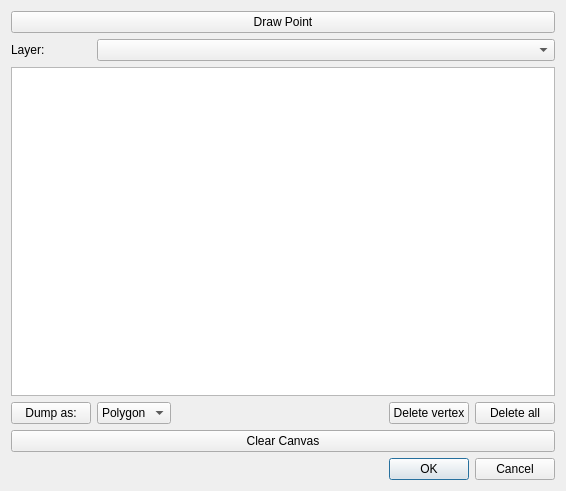
Qt form Tachy2GIS_dialog_base.ui (Archaeological-Museum-Hamburg/Tachy2GIS) before a commit.
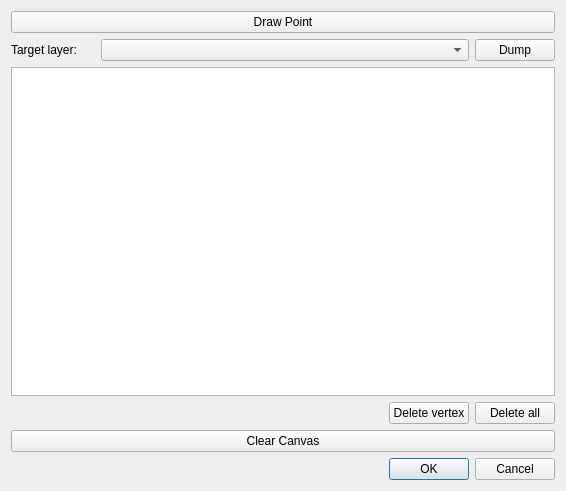
The same form after that commit. Custom widgets are drawn as their Qt base class.

Commit message: Added dump to polygonLayer, fixed clear at map tool.

The edit to the form file:
```diff
--- a/Tachy2GIS_dialog_base.ui
+++ b/Tachy2GIS_dialog_base.ui
@@ -20,18 +20,31 @@
       <widget class="QLabel" name="label">
        <property name="maximumSize">
         <size>
+         <width>84</width>
+         <height>16777215</height>
+        </size>
+       </property>
+       <property name="text">
+        <string>Target layer:</string>
+       </property>
+      </widget>
+     </item>
+     <item>
+      <widget class="QgsMapLayerComboBox" name="mapLayerComboBox"/>
+     </item>
+     <item>
+      <widget class="QPushButton" name="dumpButton">
+       <property name="maximumSize">
+        <size>
          <width>80</width>
          <height>16777215</height>
         </size>
        </property>
        <property name="text">
-        <string>Layer:</string>
+        <string>Dump</string>
        </property>
       </widget>
      </item>
-     <item>
-      <widget class="QgsMapLayerComboBox" name="mMapLayerComboBox"/>
-     </item>
     </layout>
    </item>
    <item row="0" column="0">
@@ -60,32 +73,6 @@
    </item>
    <item row="7" column="0">
     <layout class="QHBoxLayout" name="horizontalLayout_2">
-     <item>
-      <widget class="QPushButton" name="dumpButton">
-       <property name="text">
-        <string>Dump as:</string>
-       </property>
-      </widget>
-     </item>
-     <item>
-      <widget class="QComboBox" name="dumpType">
-       <item>
-        <property name="text">
-         <string>Polygon</string>
-        </property>
-       </item>
-       <item>
-        <property name="text">
-         <string>Line</string>
-        </property>
-       </item>
-       <item>
-        <property name="text">
-         <string>Points</string>
-        </property>
-       </item>
-      </widget>
-     </item>
      <item>
       <spacer name="horizontalSpacer">
        <property name="orientation">
```
The commit also changes 4 other files.
